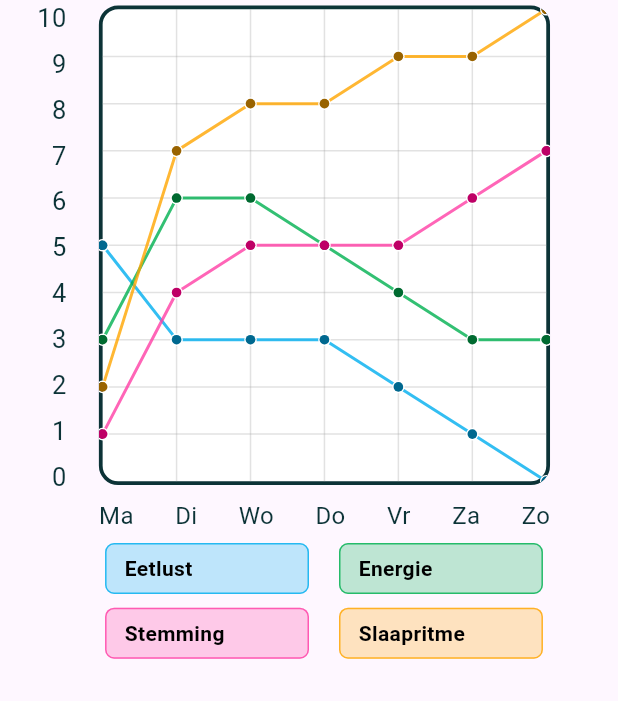
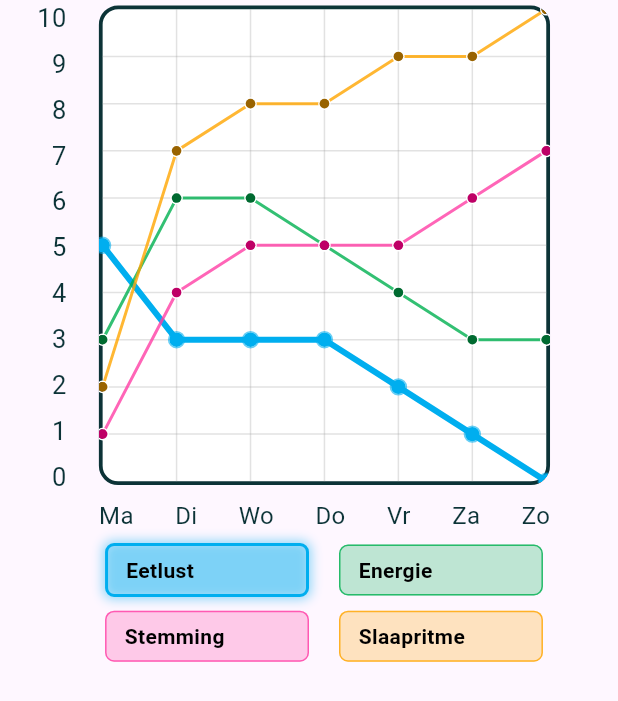
Before and after one commit to jaszy-md/Caregiver_app, a Flutter app: the GraphSection widget shown alone on an empty page, opened directly, on a phone screen of 412 x 824 dp. Shown: the top 701 px of the screen. Run offline on Flutter 3.47's test engine with Material 3 defaults, Android fonts, the phone set to English and light mode, and no system bars; drawn by our look-alikes of fl_chart; our stand-ins replace animated_text_kit, go_router; Roboto replaces fonts that are missing (Poppins).

Commit message:
statspage - p3

```diff
--- a/lib/widgets/sections/graph_section.dart
+++ b/lib/widgets/sections/graph_section.dart
@@ -12,6 +12,12 @@ class GraphSection extends StatefulWidget {
 
 class _GraphSectionState extends State<GraphSection> {
   Color? _activeColor;
+
+  @override
+  void initState() {
+    super.initState();
+    _activeColor = const Color(0xFF00AEEF);
+  }
 
   void _toggleGlow(Color color) {
     setState(() {
--- a/lib/widgets/tiles/legenda_tile.dart
+++ b/lib/widgets/tiles/legenda_tile.dart
@@ -1,6 +1,7 @@
 import 'package:flutter/material.dart';
+import 'package:flutter/services.dart';
 
-class LegendaTile extends StatelessWidget {
+class LegendaTile extends StatefulWidget {
   final String label;
   final Color color;
   final bool isActive;
@@ -15,28 +16,55 @@ class LegendaTile extends StatelessWidget {
   });
 
   @override
+  State<LegendaTile> createState() => _LegendaTileState();
+}
+
+class _LegendaTileState extends State<LegendaTile> {
+  bool _isFocused = false;
+
+  @override
   Widget build(BuildContext context) {
     final width = MediaQuery.of(context).size.width;
-    double tileWidth = (width * 0.33).clamp(110.0, 150.0);
+    final tileWidth = (width * 0.33).clamp(110.0, 150.0);
 
-    return GestureDetector(
-      onTap: onTap,
-      behavior: HitTestBehavior.opaque,
-      child: SizedBox(
-        width: tileWidth,
+    return FocusableActionDetector(
+      autofocus: widget.isActive,
+      onFocusChange: (focus) => setState(() => _isFocused = focus),
+
+      shortcuts: {
+        LogicalKeySet(LogicalKeyboardKey.enter): const ActivateIntent(),
+        LogicalKeySet(LogicalKeyboardKey.space): const ActivateIntent(),
+      },
+
+      actions: {
+        ActivateIntent: CallbackAction<ActivateIntent>(
+          onInvoke: (intent) => widget.onTap(),
+        ),
+      },
+
+      child: GestureDetector(
+        onTap: widget.onTap,
+        behavior: HitTestBehavior.opaque,
         child: AnimatedContainer(
           duration: const Duration(milliseconds: 200),
           curve: Curves.easeOut,
+          width: tileWidth,
           padding: const EdgeInsets.symmetric(horizontal: 12, vertical: 6),
           decoration: BoxDecoration(
-            color: isActive ? color.withOpacity(0.05) : color.withOpacity(0.25),
+            color:
+                widget.isActive
+                    ? widget.color.withOpacity(0.1)
+                    : widget.color.withOpacity(0.25),
             borderRadius: BorderRadius.circular(6),
-            border: Border.all(color: color.withOpacity(0.8), width: 1),
+            border: Border.all(
+              color: _isFocused ? widget.color : widget.color.withOpacity(0.8),
+              width: _isFocused ? 2 : 1,
+            ),
             boxShadow:
-                isActive
+                widget.isActive
                     ? [
                       BoxShadow(
-                        color: color.withOpacity(0.45),
+                        color: widget.color.withOpacity(0.45),
                         blurRadius: 6,
                         spreadRadius: 1,
                       ),
@@ -46,7 +74,7 @@ class LegendaTile extends StatelessWidget {
           child: Align(
             alignment: Alignment.centerLeft,
             child: Text(
-              label,
+              widget.label,
               textAlign: TextAlign.left,
               style: const TextStyle(
                 fontFamily: 'Poppins',
```
